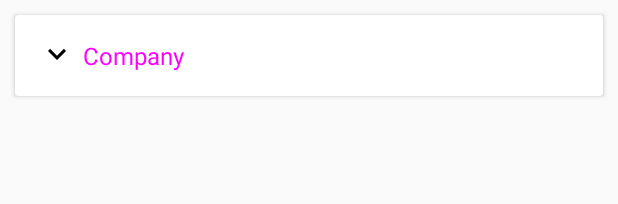
After one commit to JelleCeulemans1997/Newsy, an Android app: the layout expendable_recycleview_company.xml on its own in the app's theme, with its tools: preview values and no code run, on a phone screen of 412 x 824 dp. The commit adds this screen. Shown: the top 204 px of the screen. Run offline under Robolectric (Android 15) with nearby library versions, the phone set to English and light mode, and no system bars.

Commit message:
Added RecycleView

```diff
--- a/app/build.gradle
+++ b/app/build.gradle
@@ -27,6 +27,8 @@ dependencies {
     implementation 'androidx.navigation:navigation-fragment:2.0.0'
     implementation 'androidx.navigation:navigation-ui:2.0.0'
     implementation 'androidx.lifecycle:lifecycle-extensions:2.0.0'
+    implementation 'com.android.support:recyclerview-v7:29.0.0'
+    implementation 'com.thoughtbot:expandablerecyclerview:1.3'
     testImplementation 'junit:junit:4.12'
     androidTestImplementation 'androidx.test:runner:1.1.1'
     androidTestImplementation 'androidx.test.espresso:espresso-core:3.1.1'
--- /dev/null
+++ b/app/src/main/res/drawable/ic_keyboard_arrow_down_black_24dp.xml
@@ -0,0 +1,9 @@
+<vector xmlns:android="http://schemas.android.com/apk/res/android"
+        android:width="24dp"
+        android:height="24dp"
+        android:viewportWidth="24.0"
+        android:viewportHeight="24.0">
+    <path
+        android:fillColor="#FF000000"
+        android:pathData="M7.41,7.84L12,12.42l4.59,-4.58L18,9.25l-6,6 -6,-6z"/>
+</vector>
--- a/app/src/main/res/layout/articlelistviewitem.xml
+++ b/app/src/main/res/layout/articlelistviewitem.xml
@@ -51,7 +51,6 @@
                     android:layout_width="wrap_content"
                     android:layout_height="match_parent"
                     android:id="@+id/browser"
-                    android:gravity="right"
                     android:background="@android:color/transparent"
                     android:src="@drawable/earth"
                     android:layout_weight="1"/>
--- /dev/null
+++ b/app/src/main/res/layout/expendable_recycleview_company.xml
@@ -0,0 +1,29 @@
+<?xml version="1.0" encoding="utf-8"?>
+<FrameLayout xmlns:android="http://schemas.android.com/apk/res/android"
+    android:layout_width="match_parent" android:layout_height="wrap_content">
+
+    <com.google.android.material.card.MaterialCardView
+        android:layout_width="match_parent"
+        android:layout_height="wrap_content"
+        android:layout_margin="10dp">
+        <ImageView
+            android:layout_width="wrap_content"
+            android:layout_height="wrap_content"
+            android:layout_marginLeft="16dp"
+            android:src="@drawable/ic_keyboard_arrow_down_black_24dp"
+            android:layout_gravity="center_vertical"
+            android:id="@+id/arrow"/>
+
+        <TextView
+            android:layout_width="wrap_content"
+            android:layout_height="wrap_content"
+            android:paddingLeft="45dp"
+            android:paddingStart="45dp"
+            android:padding="?android:listPreferredItemPaddingLeft"
+            android:text="Company"
+            android:textSize="16sp"
+            android:textColor="#f0f"
+            android:id="@+id/textViewTest"/>
+    </com.google.android.material.card.MaterialCardView>
+
+</FrameLayout>
```
Also changed, not shown: app/src/main/java/be/newz/newsy/Company.java (added, +11 -0 lines), app/src/main/java/be/newz/newsy/CompanyViewHolder.java (added, +53 -0 lines), app/src/main/java/be/newz/newsy/Product.java (added, +38 -0 lines), app/src/main/java/be/newz/newsy/ProductAdapter.java (added, +40 -0 lines), app/src/main/java/be/newz/newsy/ProductViewHolder.java (added, +20 -0 lines), app/src/main/java/be/newz/newsy/ui/help/HelpFragment.java (+42 -2 lines), app/src/main/res/layout/expendable_recycleview_product.xml (added, +16 -0 lines), app/src/main/res/layout/fragment_help.xml (+11 -3 lines).
